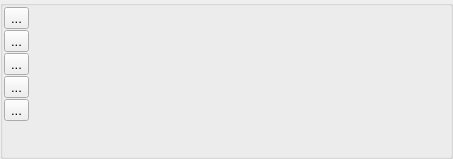
Before: the Qt Designer form timeseriesviewer/ui/mapviewdefinition.ui in jakimowb/eo-time-series-viewer, drawn with Qt 5.
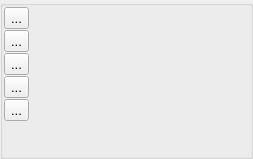
After: the same form once the commit is applied. Icons and pictures are not drawn.

What changed in the file:
```diff
--- a/timeseriesviewer/ui/mapviewdefinition.ui
+++ b/timeseriesviewer/ui/mapviewdefinition.ui
@@ -6,7 +6,7 @@
    <rect>
     <x>0</x>
     <y>0</y>
-    <width>453</width>
+    <width>253</width>
     <height>159</height>
    </rect>
   </property>
```
